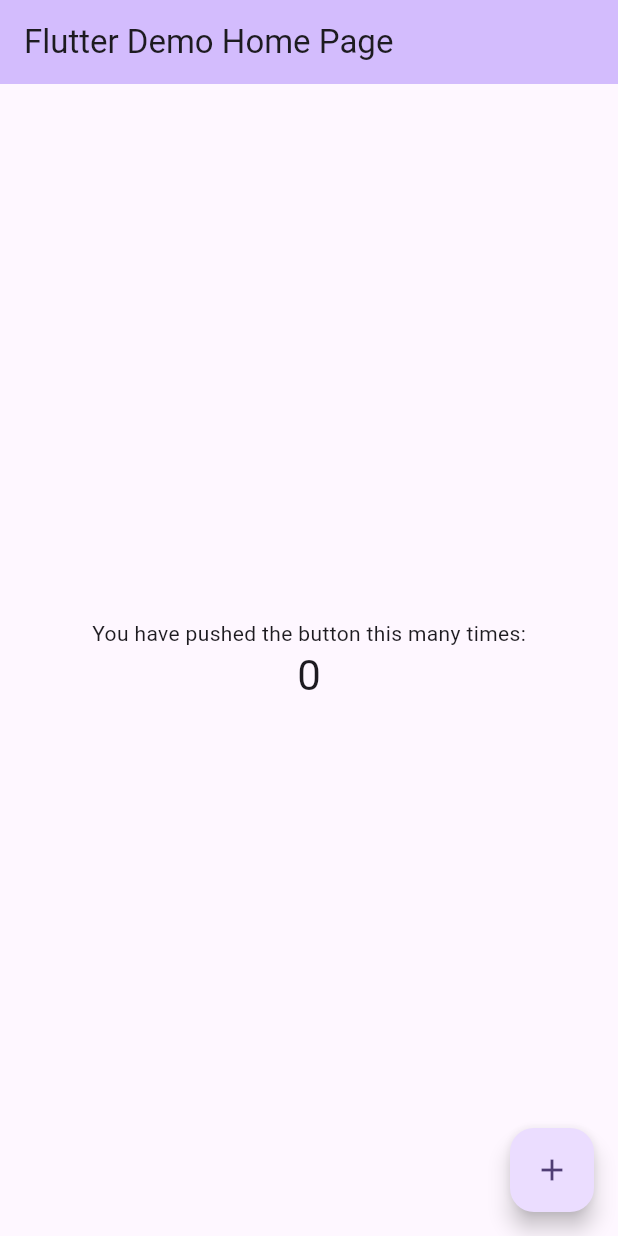
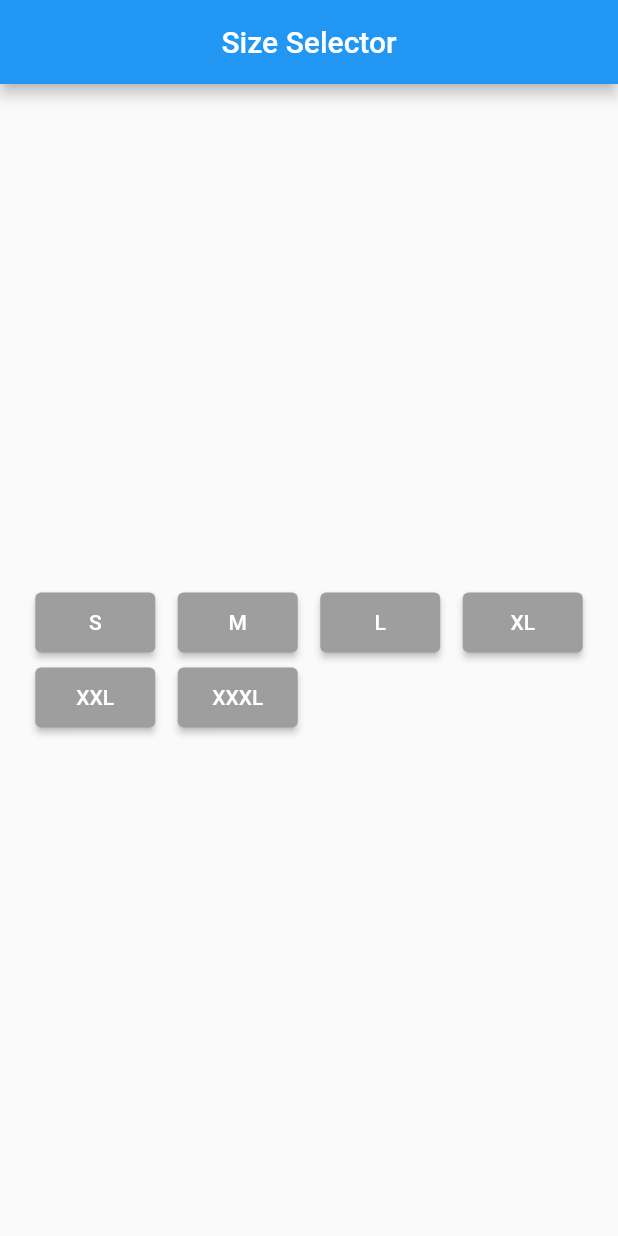
Before and after one commit to islamnabila/flutter_live_test, a Flutter app: the screen it shows after launch, on a phone screen of 412 x 824 dp. Run offline on Flutter 3.47's test engine with Material 2 defaults, Android fonts, the phone set to English and light mode, and no system bars.

```diff
--- /dev/null
+++ b/lib/homePage.dart
@@ -0,0 +1,132 @@
+import 'package:flutter/cupertino.dart';
+import 'package:flutter/material.dart';
+
+class MyHomePage extends StatefulWidget {
+  const MyHomePage({super.key});
+
+  @override
+  State<MyHomePage> createState() => _MyHomePageState();
+}
+
+class _MyHomePageState extends State<MyHomePage> {
+  String selectedSize = '';
+
+  void _showSnackBar(BuildContext context, String size) {
+    ScaffoldMessenger.of(context).removeCurrentSnackBar();
+    ScaffoldMessenger.of(context).showSnackBar(
+      SnackBar(
+        content: Text('Selected Size  $size'),
+      ),
+    );
+  }
+
+  void _selectSize(String size) {
+    setState(() {
+      selectedSize = size;
+    });
+    // Pass the context to _showSnackBar
+  }
+
+  @override
+  Widget build(BuildContext context) {
+    return Scaffold(
+      appBar: AppBar(
+        title: Text("Size Selector"),
+        centerTitle: true,
+      ),
+      body: Center(
+        child: Wrap(
+          spacing: 15,
+          runSpacing: 10,
+          children: [
+            SizedBox(
+              width: 80,
+              height: 40,
+              child: ElevatedButton(
+                onPressed: () {
+                  _selectSize('S');
+                  _showSnackBar(context, 'S');
+                },
+                style: ElevatedButton.styleFrom(
+                  primary: 'S' == selectedSize ? Colors.orange : Colors.grey,
+                ),
+                child: Text('S'),
+              ),
+            ),
+            SizedBox(
+              width: 80,
+              height: 40,
+              child: ElevatedButton(
+                onPressed: () {
+                  _selectSize('M');
+                  _showSnackBar(context, 'M');
+                },
+                style: ElevatedButton.styleFrom(
+                  primary: 'M' == selectedSize ? Colors.orange : Colors.grey,
+                ),
+                child: Text('M'),
+              ),
+            ),
+            SizedBox(
+              width: 80,
+              height: 40,
+              child: ElevatedButton(
+                onPressed: () {
+                  _selectSize('L');
+                  _showSnackBar(context, 'L');
+                },
+                style: ElevatedButton.styleFrom(
+                  primary: 'L' == selectedSize ? Colors.orange : Colors.grey,
+                ),
+                child: Text('L'),
+              ),
+            ),
+            SizedBox(
+              width: 80,
+              height: 40,
+              child: ElevatedButton(
+                onPressed: () {
+                  _selectSize('XL');
+                  _showSnackBar(context, 'L');
+                },
+                style: ElevatedButton.styleFrom(
+                  primary: 'XL' == selectedSize ? Colors.orange : Colors.grey,
+                ),
+                child: Text('XL'),
+              ),
+            ),
+            SizedBox(
+              width: 80,
+              height: 40,
+              child: ElevatedButton(
+                onPressed: () {
+                  _selectSize('XXL');
+                  _showSnackBar(context, 'XXL');
+                },
+                style: ElevatedButton.styleFrom(
+                  primary: 'XXL' == selectedSize ? Colors.orange : Colors.grey,
+                ),
+                child: Text('XXL'),
+              ),
+            ),
+            SizedBox(
+              width: 80,
+              height: 40,
+              child: ElevatedButton(
+                onPressed: () {
+                  _selectSize('XXXL');
+                  _showSnackBar(context, 'XXXL');
+                },
+                style: ElevatedButton.styleFrom(
+                  primary: 'XXXL' == selectedSize ? Colors.orange : Colors.grey,
+                ),
+                child: Text('XXXL'),
+              ),
+            ),
+          ],
+        ),
+      ),
+    );
+  }
+
+}
--- a/lib/main.dart
+++ b/lib/main.dart
@@ -1,126 +1,17 @@
+import 'package:flutter/cupertino.dart';
 import 'package:flutter/material.dart';
-//flurtter
+import 'package:flutter_live_test/homePage.dart';
 
-void main() {
-  runApp(const MyApp());
+void main(){
+  runApp(MyApp());
 }
-
 class MyApp extends StatelessWidget {
   const MyApp({super.key});
 
-  // This widget is the root of your application.
   @override
   Widget build(BuildContext context) {
     return MaterialApp(
-      title: 'Flutter Demo',
-      theme: ThemeData(
-        // This is the theme of your application.
-        //
-        // TRY THIS: Try running your application with "flutter run". You'll see
-        // the application has a blue toolbar. Then, without quitting the app,
-        // try changing the seedColor in the colorScheme below to Colors.green
-        // and then invoke "hot reload" (save your changes or press the "hot
-        // reload" button in a Flutter-supported IDE, or press "r" if you used
-        // the command line to start the app).
-        //
-        // Notice that the counter didn't reset back to zero; the application
-        // state is not lost during the reload. To reset the state, use hot
-        // restart instead.
-        //
-        // This works for code too, not just values: Most code changes can be
-        // tested with just a hot reload.
-        colorScheme: ColorScheme.fromSeed(seedColor: Colors.deepPurple),
-        useMaterial3: true,
-      ),
-      home: const MyHomePage(title: 'Flutter Demo Home Page'),
+      home: MyHomePage(),
     );
   }
 }
-
-class MyHomePage extends StatefulWidget {
-  const MyHomePage({super.key, required this.title});
-
-  // This widget is the home page of your application. It is stateful, meaning
-  // that it has a State object (defined below) that contains fields that affect
-  // how it looks.
-
-  // This class is the configuration for the state. It holds the values (in this
-  // case the title) provided by the parent (in this case the App widget) and
-  // used by the build method of the State. Fields in a Widget subclass are
-  // always marked "final".
-
-  final String title;
-
-  @override
-  State<MyHomePage> createState() => _MyHomePageState();
-}
-
-class _MyHomePageState extends State<MyHomePage> {
-  int _counter = 0;
-
-  void _incrementCounter() {
-    setState(() {
-      // This call to setState tells the Flutter framework that something has
-      // changed in this State, which causes it to rerun the build method below
-      // so that the display can reflect the updated values. If we changed
-      // _counter without calling setState(), then the build method would not be
-      // called again, and so nothing would appear to happen.
-      _counter++;
-    });
-  }
-
-  @override
-  Widget build(BuildContext context) {
-    // This method is rerun every time setState is called, for instance as done
-    // by the _incrementCounter method above.
-    //
-    // The Flutter framework has been optimized to make rerunning build methods
-    // fast, so that you can just rebuild anything that needs updating rather
-    // than having to individually change instances of widgets.
-    return Scaffold(
-      appBar: AppBar(
-        // TRY THIS: Try changing the color here to a specific color (to
-        // Colors.amber, perhaps?) and trigger a hot reload to see the AppBar
-        // change color while the other colors stay the same.
-        backgroundColor: Theme.of(context).colorScheme.inversePrimary,
-        // Here we take the value from the MyHomePage object that was created by
-        // the App.build method, and use it to set our appbar title.
-        title: Text(widget.title),
-      ),
-      body: Center(
-        // Center is a layout widget. It takes a single child and positions it
-        // in the middle of the parent.
-        child: Column(
-          // Column is also a layout widget. It takes a list of children and
-          // arranges them vertically. By default, it sizes itself to fit its
-          // children horizontally, and tries to be as tall as its parent.
-          //
-          // Column has various properties to control how it sizes itself and
-          // how it positions its children. Here we use mainAxisAlignment to
-          // center the children vertically; the main axis here is the vertical
-          // axis because Columns are vertical (the cross axis would be
-          // horizontal).
-          //
-          // TRY THIS: Invoke "debug painting" (choose the "Toggle Debug Paint"
-          // action in the IDE, or press "p" in the console), to see the
-          // wireframe for each widget.
-          mainAxisAlignment: MainAxisAlignment.center,
-          children: <Widget>[
-            const Text(
-              'You have pushed the button this many times:',
-            ),
-            Text(
-              '$_counter',
-              style: Theme.of(context).textTheme.headlineMedium,
-            ),
-          ],
-        ),
-      ),
-      floatingActionButton: FloatingActionButton(
-        onPressed: _incrementCounter,
-        tooltip: 'Increment',
-        child: const Icon(Icons.add),
-      ), // This trailing comma makes auto-formatting nicer for build methods.
-    );
-  }
-}
```
